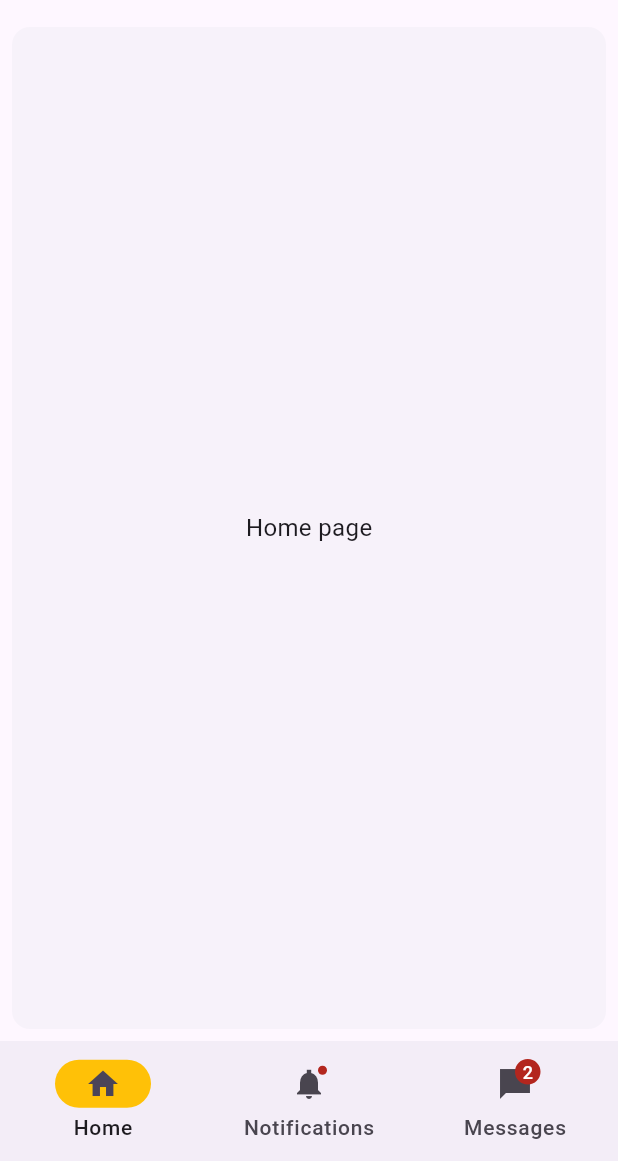
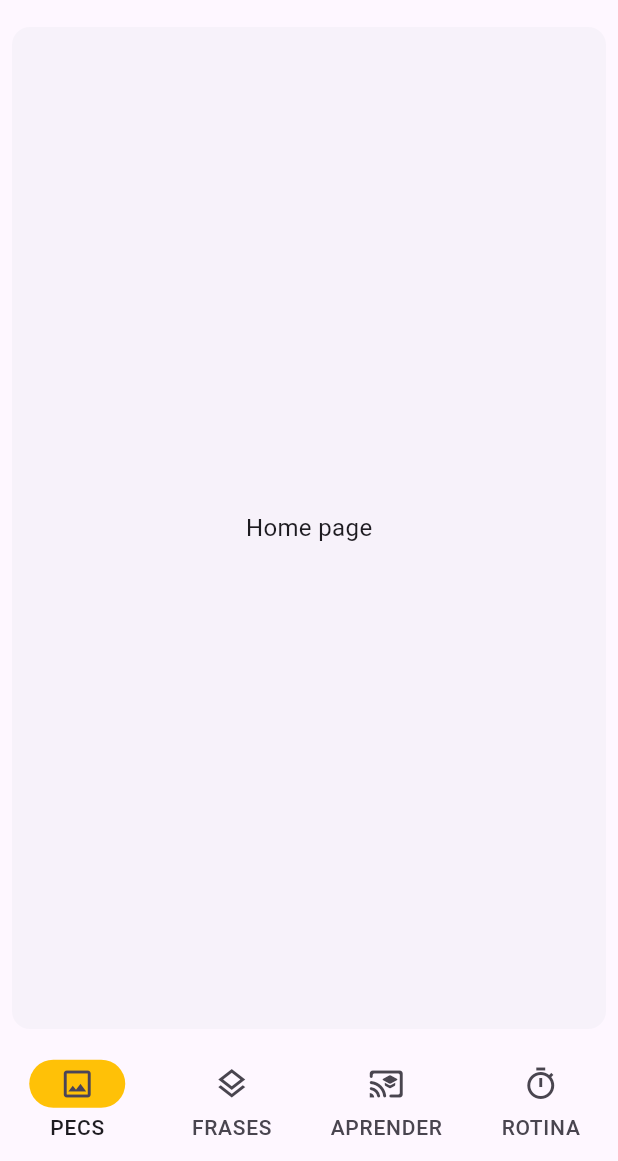
Before and after one commit to crismartins/sonora_kids, a Flutter app: the screen it shows after launch, on a phone screen of 412 x 824 dp, the part 75-1236 px from its top. Run offline on Flutter 3.47's test engine with Material 3 defaults, Android fonts, the phone set to English and light mode, and no system bars; missing offline and left inert: iconify_flutter; generated files the repository leaves out were written again; Roboto replaces fonts that are missing (Dongle).

Commit message:
start customization

```diff
--- a/lib/src/app.dart
+++ b/lib/src/app.dart
@@ -110,7 +110,9 @@ class MyApp extends StatelessWidget {
                 scrolledUnderElevation: 0.0,
                 elevation: 0,
               ),
-          ),
+              navigationBarTheme: NavigationBarThemeData(
+                backgroundColor: Colors.transparent,
+              )),
           darkTheme: ThemeData.dark(),
           themeMode: settingsController.themeMode,
 
--- a/lib/src/sample_feature/sample_item_list_view.dart
+++ b/lib/src/sample_feature/sample_item_list_view.dart
@@ -80,20 +80,21 @@ class _NavigationExampleState extends State<NavigationExample> {
         selectedIndex: currentPageIndex,
         destinations: const <Widget>[
           NavigationDestination(
-            selectedIcon: Icon(Icons.home),
+            selectedIcon: Icon(Icons.image_outlined),
             icon: Icon(Icons.home_outlined),
-            label: 'Home',
+            label: 'PECS',
           ),
           NavigationDestination(
-            icon: Badge(child: Icon(Icons.notifications_sharp)),
-            label: 'Notifications',
+            icon: Icon(Icons.layers_outlined),
+            label: 'FRASES',
           ),
           NavigationDestination(
-            icon: Badge(
-              label: Text('2'),
-              child: Icon(Icons.messenger_sharp),
-            ),
-            label: 'Messages',
+            icon: Icon(Icons.cast_for_education_rounded),
+            label: 'APRENDER',
+          ),
+          NavigationDestination(
+            icon: Icon(Icons.timer_outlined),
+            label: 'ROTINA',
           ),
         ],
       ),
```
Also changed, not shown: 2 other files. Lines whose indentation alone changed are shown as unchanged.
